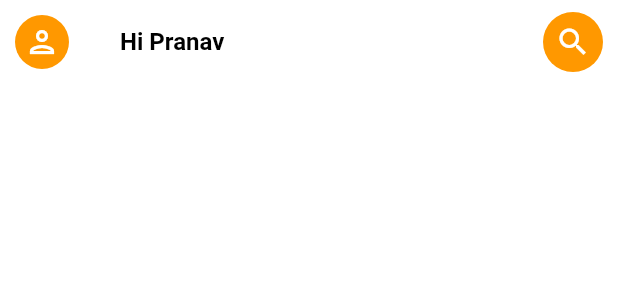
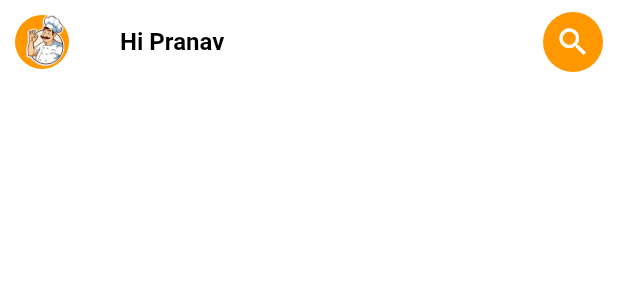
Before and after one commit to pranavpv773/cooking_reciepi_app, a Flutter app: the PresizedAppBarWidget widget shown alone on an empty page, opened directly, on a phone screen of 412 x 824 dp. Shown: the top 300 px of the screen. Run offline on Flutter 3.47's test engine with Material 2 defaults, Android fonts, the phone set to English and light mode, and no system bars; our stand-ins replace salomon_bottom_bar; network calls fail.

Commit message:
end for the today

```diff
--- a/lib/app/home/view/widgets/bottom_nav.dart
+++ b/lib/app/home/view/widgets/bottom_nav.dart
@@ -30,7 +30,7 @@ class BottomNavyWidget extends StatelessWidget {
         ),
         SalomonBottomBarItem(
           icon: const Icon(Icons.settings_applications_sharp),
-          title: const Text('Settins'),
+          title: const Text('Settings'),
           selectedColor: Colors.pink,
           unselectedColor: kPrimary,
         ),
--- a/lib/app/home/view/widgets/presized_appbar.dart
+++ b/lib/app/home/view/widgets/presized_appbar.dart
@@ -15,12 +15,9 @@ class PresizedAppBarWidget extends StatelessWidget {
       leading: Padding(
         padding: const EdgeInsets.symmetric(horizontal: 10.0),
         child: CircleAvatar(
-          radius: 20,
+          radius: 50,
           backgroundColor: Colors.orange,
-          child: Icon(
-            Icons.person_outlined,
-            color: kWhite,
-          ),
+          child: Image.asset('assets/men_avathar.png'),
         ),
       ),
       title: const Padding(
```
Also changed, not shown: assets/men_avathar.png (added).
